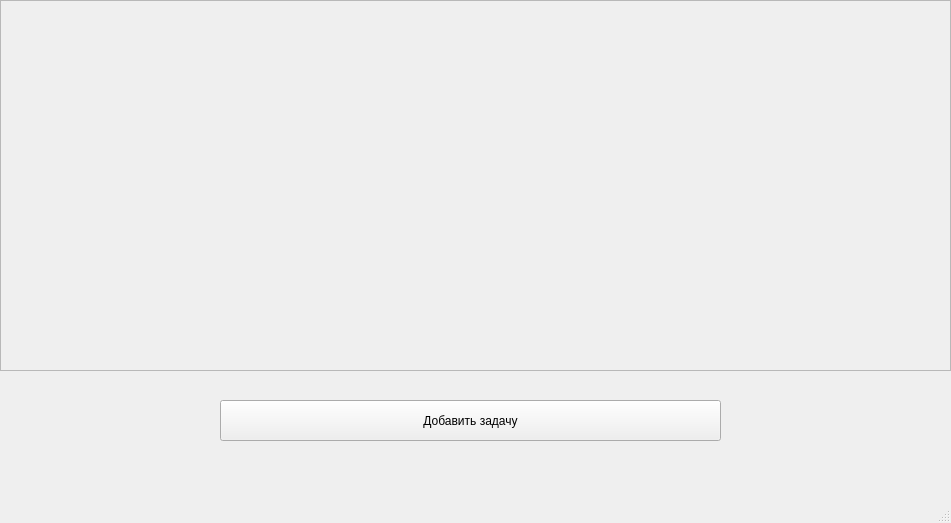
Above: ToDOlist/mainwindow.ui from Harambl/ToDoList before the change. Below: the same form after it.
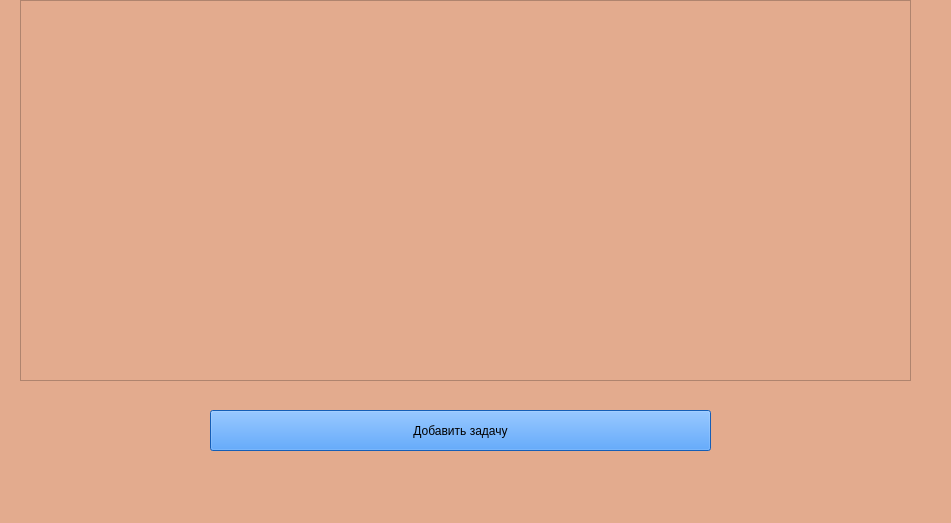
That is the form after the change.

What changed in the file:
```diff
--- a/ToDOlist/mainwindow.ui
+++ b/ToDOlist/mainwindow.ui
@@ -22,52 +22,97 @@
     <height>523</height>
    </size>
   </property>
+  <property name="font">
+   <font>
+    <family>Gadugi</family>
+    <pointsize>11</pointsize>
+   </font>
+  </property>
   <property name="windowTitle">
    <string>TDList</string>
   </property>
+  <property name="styleSheet">
+   <string notr="true">background-color: rgb(227, 171, 142);</string>
+  </property>
   <widget class="QWidget" name="centralwidget">
-   <widget class="QWidget" name="horizontalLayoutWidget">
-    <property name="geometry">
-     <rect>
-      <x>0</x>
-      <y>0</y>
-      <width>951</width>
-      <height>371</height>
-     </rect>
-    </property>
-    <layout class="QVBoxLayout" name="TaskLayout">
-     <item>
-      <widget class="QScrollArea" name="scrollArea">
-       <property name="widgetResizable">
-        <bool>true</bool>
-       </property>
-       <widget class="QWidget" name="scrollAreaWidgetContents">
-        <property name="geometry">
-         <rect>
-          <x>0</x>
-          <y>0</y>
-          <width>947</width>
-          <height>367</height>
-         </rect>
-        </property>
-       </widget>
-      </widget>
-     </item>
-    </layout>
-   </widget>
    <widget class="QPushButton" name="AddButton">
     <property name="geometry">
      <rect>
-      <x>220</x>
-      <y>400</y>
+      <x>210</x>
+      <y>410</y>
       <width>501</width>
       <height>41</height>
      </rect>
     </property>
+    <property name="autoFillBackground">
+     <bool>false</bool>
+    </property>
+    <property name="styleSheet">
+     <string notr="true">background-color: rgb(29, 131, 255);</string>
+    </property>
     <property name="text">
      <string>Добавить задачу</string>
     </property>
    </widget>
+   <widget class="QScrollArea" name="TaskScrollArea">
+    <property name="geometry">
+     <rect>
+      <x>20</x>
+      <y>0</y>
+      <width>891</width>
+      <height>381</height>
+     </rect>
+    </property>
+    <property name="minimumSize">
+     <size>
+      <width>891</width>
+      <height>381</height>
+     </size>
+    </property>
+    <property name="maximumSize">
+     <size>
+      <width>891</width>
+      <height>381</height>
+     </size>
+    </property>
+    <property name="verticalScrollBarPolicy">
+     <enum>Qt::ScrollBarPolicy::ScrollBarAlwaysOff</enum>
+    </property>
+    <property name="horizontalScrollBarPolicy">
+     <enum>Qt::ScrollBarPolicy::ScrollBarAsNeeded</enum>
+    </property>
+    <property name="widgetResizable">
+     <bool>true</bool>
+    </property>
+    <widget class="QWidget" name="scrollAreaWidgetContents">
+     <property name="geometry">
+      <rect>
+       <x>0</x>
+       <y>0</y>
+       <width>889</width>
+       <height>379</height>
+      </rect>
+     </property>
+     <property name="acceptDrops">
+      <bool>true</bool>
+     </property>
+     <widget class="QWidget" name="verticalLayoutWidget">
+      <property name="geometry">
+       <rect>
+        <x>19</x>
+        <y>9</y>
+        <width>851</width>
+        <height>361</height>
+       </rect>
+      </property>
+      <layout class="QVBoxLayout" name="TaskLayout">
+       <property name="sizeConstraint">
+        <enum>QLayout::SizeConstraint::SetMinimumSize</enum>
+       </property>
+      </layout>
+     </widget>
+    </widget>
+   </widget>
   </widget>
   <widget class="QMenuBar" name="menubar">
    <property name="geometry">
```
